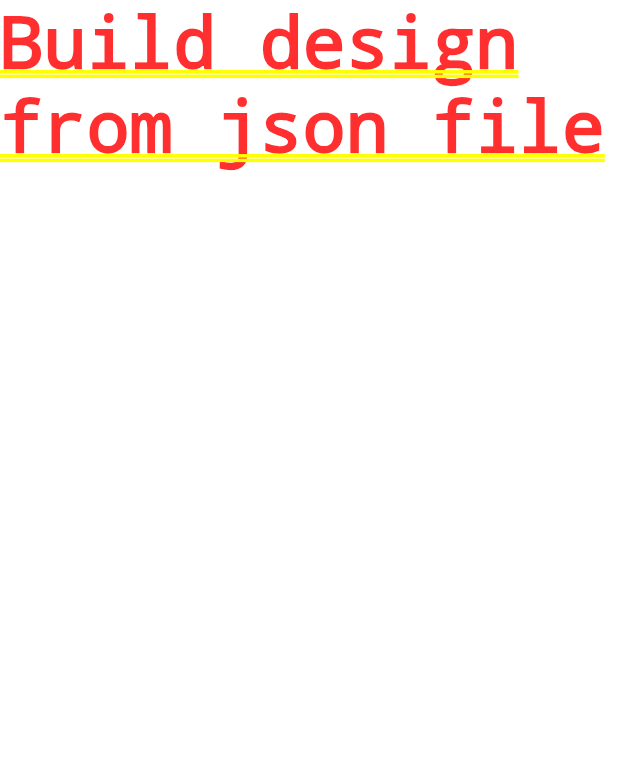
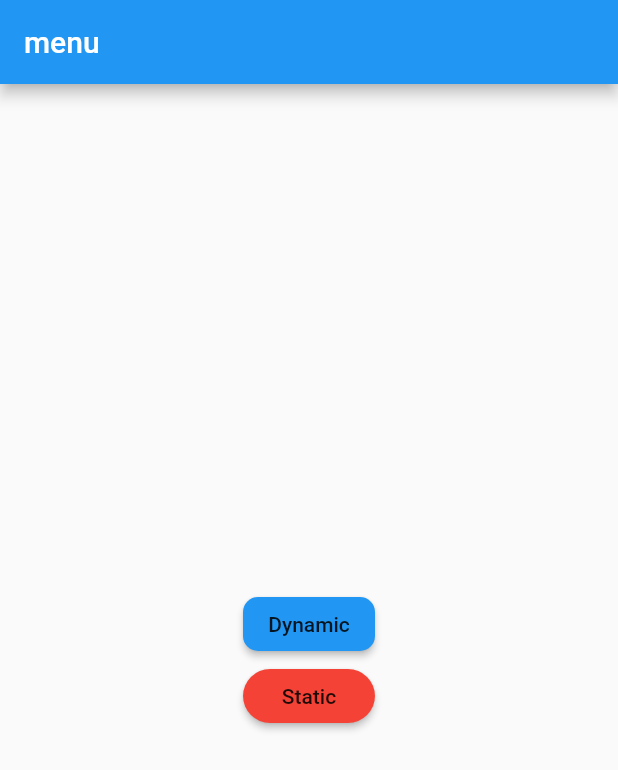
Before and after one commit to bhtri/jsonDesignExample, a Flutter app: the screen it shows after launch, on a phone screen of 412 x 824 dp. Shown: the top 770 px of the screen. Run offline on Flutter 3.47's test engine with Material 2 defaults, Android fonts, the light colour scheme and no system bars.

Commit message:
init project

```diff
--- a/lib/main.dart
+++ b/lib/main.dart
@@ -1,4 +1,5 @@
 import 'package:flutter/material.dart';
+import 'package:jsonDesignExample/menu.dart';
 
 void main() {
   runApp(MyApp());
@@ -14,6 +15,6 @@ class MyApp extends StatelessWidget {
           primarySwatch: Colors.blue,
           visualDensity: VisualDensity.adaptivePlatformDensity,
         ),
-        home: Text("Build design from json file"));
+        home: MenuPage());
   }
 }
--- /dev/null
+++ b/lib/menu.dart
@@ -0,0 +1,58 @@
+import 'package:flutter/material.dart';
+import 'package:jsonDesignExample/dynamic_widget.dart';
+import 'package:jsonDesignExample/static_widget.dart';
+
+class MenuPage extends StatefulWidget {
+  @override
+  State<StatefulWidget> createState() {
+    // implement createState
+    return _MenuPageState();
+  }
+}
+
+class _MenuPageState extends State<MenuPage> {
+  @override
+  Widget build(BuildContext context) {
+    // implement build
+    return Scaffold(
+      appBar: AppBar(
+        title: Text("menu"),
+      ),
+      body: Center(
+        child: Column(
+          mainAxisAlignment: MainAxisAlignment.center,
+          children: [
+            RaisedButton(
+              onPressed: () {
+                Navigator.push(
+                  context,
+                  MaterialPageRoute(
+                    builder: (context) => DynamicWidget(),
+                  ),
+                );
+              },
+              child: Text("Dynamic"),
+              color: Colors.blue,
+              shape: RoundedRectangleBorder(
+                borderRadius: BorderRadius.circular(10.0),
+              ),
+            ),
+            RaisedButton(
+              onPressed: () {
+                Navigator.push(
+                  context,
+                  MaterialPageRoute(
+                    builder: (context) => StaticWidget(),
+                  ),
+                );
+              },
+              child: Text("Static"),
+              color: Colors.red,
+              shape: StadiumBorder(),
+            ),
+          ],
+        ),
+      ),
+    );
+  }
+}
--- a/pubspec.yaml
+++ b/pubspec.yaml
@@ -28,6 +28,7 @@ dependencies:
   # The following adds the Cupertino Icons font to your application.
   # Use with the CupertinoIcons class for iOS style icons.
   cupertino_icons: ^1.0.0
+  dynamic_widget: ^3.0.3
 
 dev_dependencies:
   flutter_test:
```
Also changed, not shown: lib/dynamic_widget.dart (added, +16 -0 lines), lib/static_widget.dart (added, +16 -0 lines).
